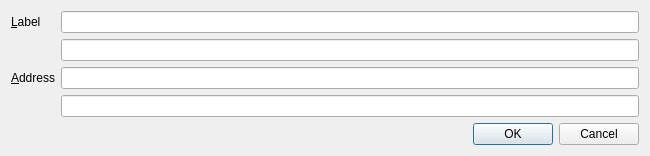
PirateNetwork/pirate, file src/qt/forms/editzaddressdialog.ui: the form before one commit.
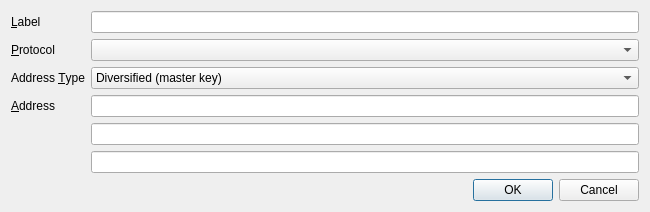
The form after the commit. Custom widgets are drawn as their Qt base class.

What changed in the file:
```diff
--- a/src/qt/forms/editzaddressdialog.ui
+++ b/src/qt/forms/editzaddressdialog.ui
@@ -36,7 +36,51 @@
        </property>
       </widget>
      </item>
+     <item row="1" column="0">
+      <widget class="QLabel" name="labelProtocol">
+       <property name="text">
+        <string>&amp;Protocol</string>
+       </property>
+       <property name="buddy">
+        <cstring>addressTypeCombo</cstring>
+       </property>
+      </widget>
+     </item>
+     <item row="1" column="1">
+      <widget class="QComboBox" name="addressTypeCombo">
+       <property name="toolTip">
+        <string>Select the shielded address protocol (Orchard recommended)</string>
+       </property>
+      </widget>
+     </item>
      <item row="2" column="0">
+      <widget class="QLabel" name="labelAddressType">
+       <property name="text">
+        <string>Address &amp;Type</string>
+       </property>
+       <property name="buddy">
+        <cstring>addressTypeKeyCombo</cstring>
+       </property>
+      </widget>
+     </item>
+     <item row="2" column="1">
+      <widget class="QComboBox" name="addressTypeKeyCombo">
+       <property name="toolTip">
+        <string>Select address generation method</string>
+       </property>
+       <item>
+        <property name="text">
+         <string>Diversified (master key)</string>
+        </property>
+       </item>
+       <item>
+        <property name="text">
+         <string>New Key</string>
+        </property>
+       </item>
+      </widget>
+     </item>
+     <item row="3" column="0">
       <widget class="QLabel" name="label_2">
        <property name="text">
         <string>&amp;Address</string>
@@ -46,17 +90,17 @@
        </property>
       </widget>
      </item>
-     <item row="2" column="1">
+     <item row="3" column="1">
       <widget class="QValidatedLineEdit" name="addressEdit">
        <property name="toolTip">
         <string>The z-address associated with this z-address list entry. This can only be modified for sending addresses.</string>
        </property>
       </widget>
      </item>
-     <item row="1" column="1">
+     <item row="4" column="1">
       <widget class="QLineEdit" name="labelOriginal"/>
      </item>
-     <item row="3" column="1">
+     <item row="5" column="1">
       <widget class="QLineEdit" name="addressOriginal"/>
      </item>
     </layout>
```
